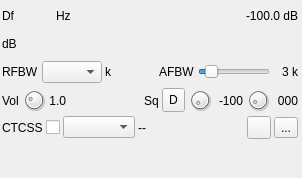
Qt form plugins/channelrx/demodnfm/nfmdemodgui.ui (f4exb/sdrangel) before a commit.
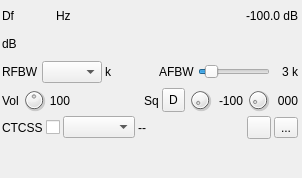
The same form after that commit. Icons and pictures are not drawn. Custom widgets are drawn as their Qt base class.

Diff of the .ui file:
```diff
--- a/plugins/channelrx/demodnfm/nfmdemodgui.ui
+++ b/plugins/channelrx/demodnfm/nfmdemodgui.ui
@@ -339,13 +339,16 @@
          <string>Sound volume</string>
         </property>
         <property name="maximum">
-         <number>40</number>
+         <number>200</number>
+        </property>
+        <property name="singleStep">
+         <number>1</number>
         </property>
         <property name="pageStep">
          <number>1</number>
         </property>
         <property name="value">
-         <number>10</number>
+         <number>100</number>
         </property>
        </widget>
       </item>
@@ -367,7 +370,7 @@
          <string>Sound volume</string>
         </property>
         <property name="text">
-         <string>1.0</string>
+         <string>100</string>
         </property>
         <property name="alignment">
          <set>Qt::AlignRight|Qt::AlignTrailing|Qt::AlignVCenter</set>
```
Left out of the diff: 4 changed lines with no effect on the pictures.
